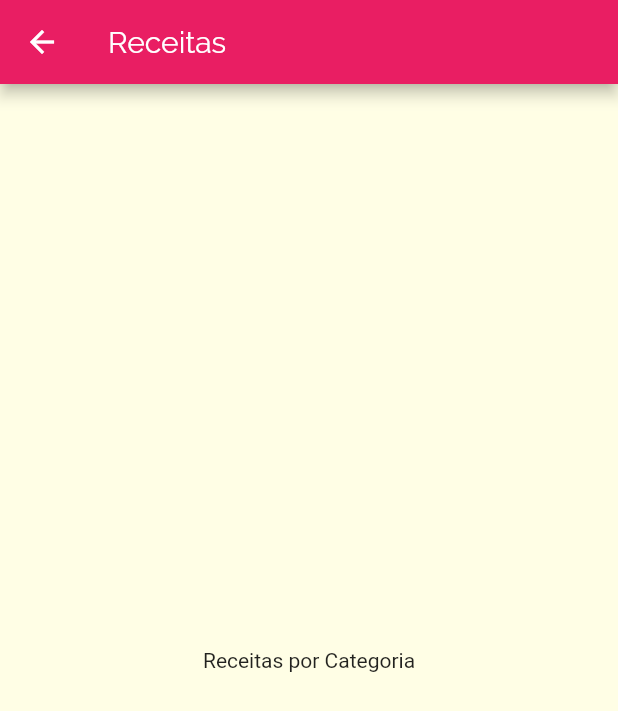
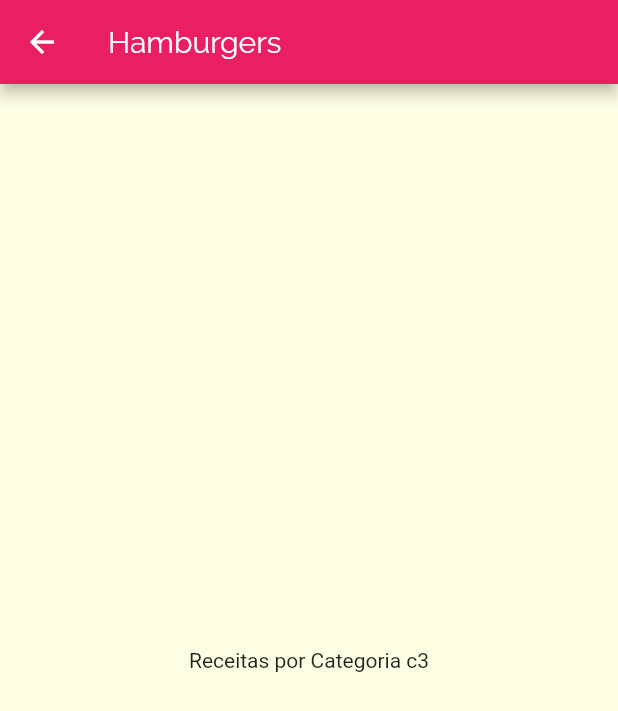
Before and after one commit to ricardo-kowalski/curso_flutter, a Flutter app: the screen it shows after launch, after a tap on "Hamburgers", on a phone screen of 412 x 824 dp. Shown: the top 711 px of the screen. Run offline on Flutter 3.47's test engine with Material 2 defaults, Android fonts, the phone set to English and light mode, and no system bars.

Commit message:
passando dados via construtor

```diff
--- a/meals/lib/components/category_item.dart
+++ b/meals/lib/components/category_item.dart
@@ -11,7 +11,7 @@ class CategoryItem extends StatelessWidget {
     Navigator.of(context).push(
       MaterialPageRoute(
         builder: (_) {
-          return CategoriesMealsScreen();
+          return CategoriesMealsScreen(category);
         },
       ),
     );
--- a/meals/lib/screens/categories_meals_screen.dart
+++ b/meals/lib/screens/categories_meals_screen.dart
@@ -1,14 +1,19 @@
 import 'package:flutter/material.dart';
+import '../models/category.dart';
 
 class CategoriesMealsScreen extends StatelessWidget {
+  final Category category;
+
+  CategoriesMealsScreen(this.category);
+
   @override
   Widget build(BuildContext context) {
     return Scaffold(
       appBar: AppBar(
-        title: Text('Receitas'),
+        title: Text(category.title),
       ),
       body: Center(
-        child: Text('Receitas por Categoria'),
+        child: Text('Receitas por Categoria ${category.id}'),
       ),
     );
   }
```
